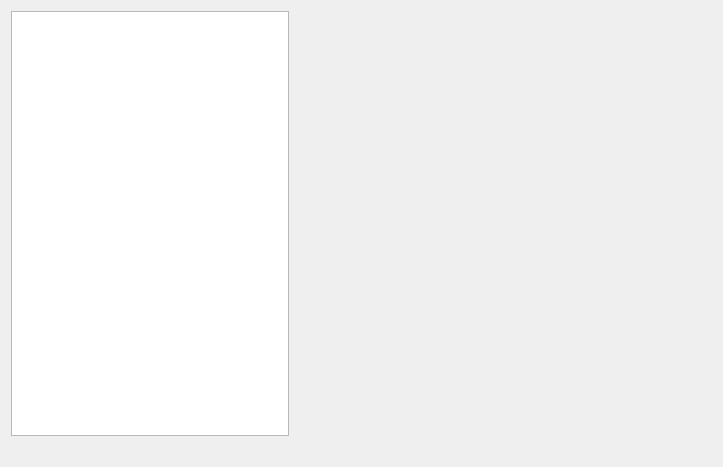
Old version of the form src/qt/forms/qrctoken.ui in the repository qtumproject/qtum.
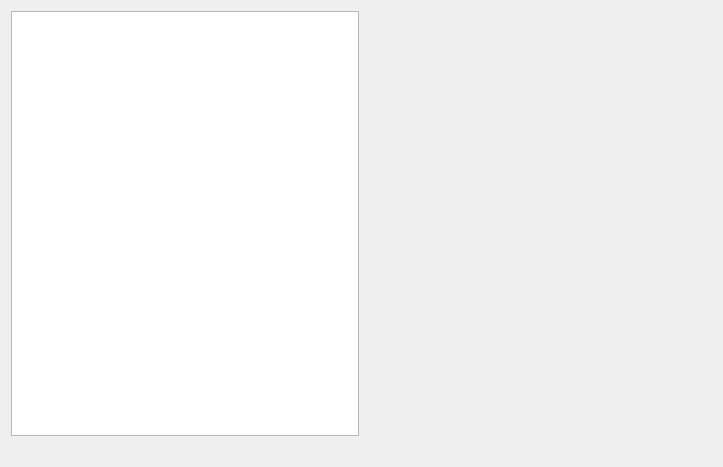
New version of the form.

Diff of the .ui file:
```diff
--- a/src/qt/forms/qrctoken.ui
+++ b/src/qt/forms/qrctoken.ui
@@ -15,7 +15,7 @@
   </property>
   <layout class="QVBoxLayout" name="verticalLayout_2" stretch="0,0,0">
    <item>
-    <layout class="QHBoxLayout" name="horizontalLayout" stretch="2,3">
+    <layout class="QHBoxLayout" name="horizontalLayout" stretch="1,1">
      <item>
       <layout class="QVBoxLayout" name="verticalLayout_3">
        <item>
```
